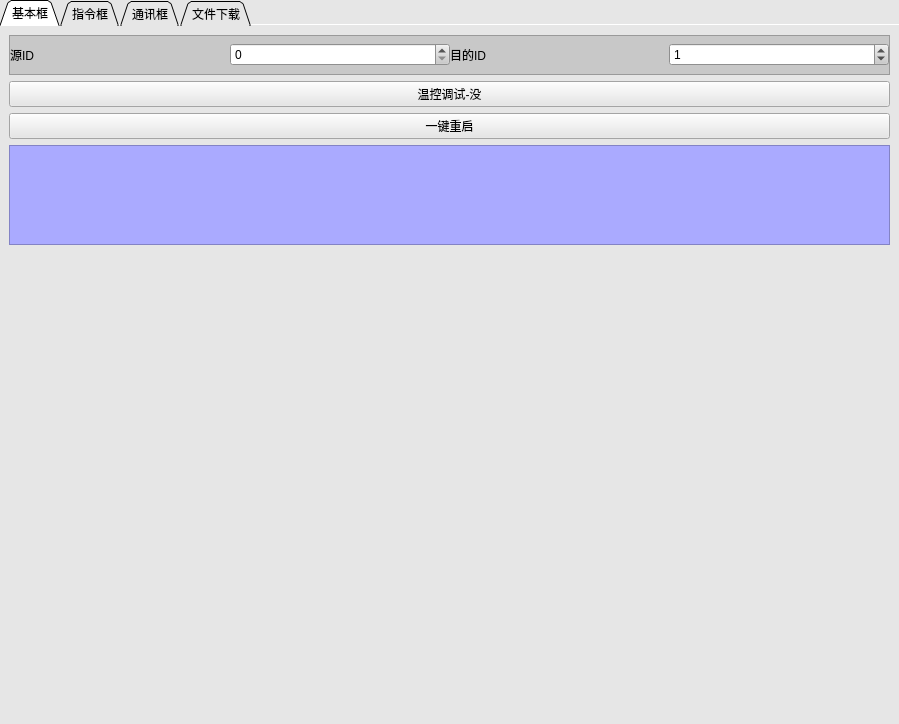
First picture: the form in d190104_sshCan/Anyone/youLib/canSend/canSend.ui, repository zhenghello/QTobj, before the edit.
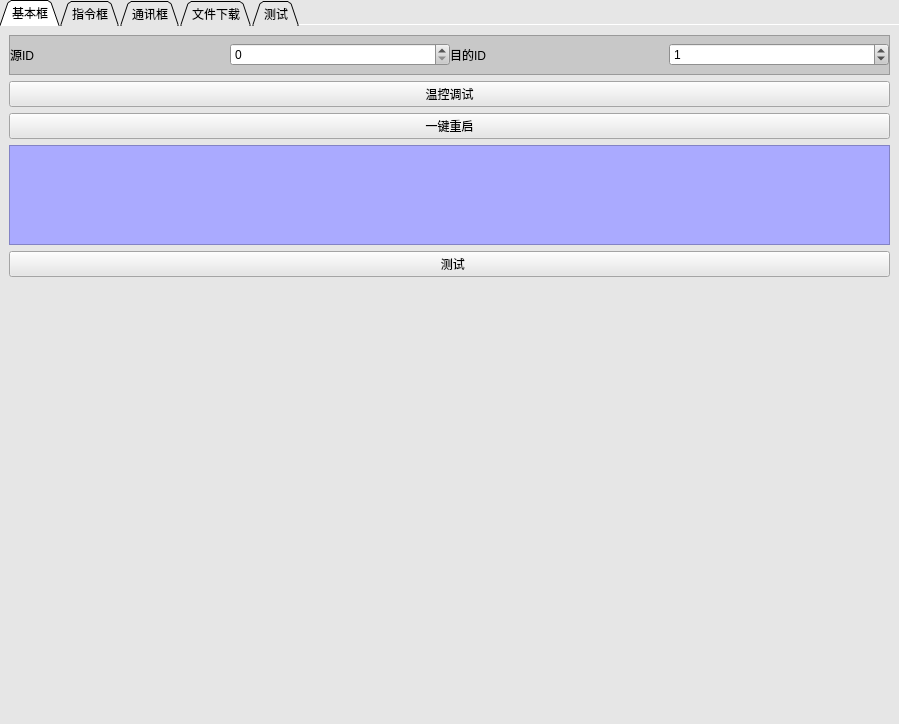
Second picture: the form after the edit.

What changed in the file:
```diff
--- a/d190104_sshCan/Anyone/youLib/canSend/canSend.ui
+++ b/d190104_sshCan/Anyone/youLib/canSend/canSend.ui
@@ -966,7 +966,7 @@
          <item>
           <widget class="QPushButton" name="button_temp">
            <property name="text">
-            <string>温控调试-没</string>
+            <string>温控调试</string>
            </property>
           </widget>
          </item>
@@ -1411,6 +1411,13 @@
            </property>
           </widget>
          </item>
+         <item>
+          <widget class="QPushButton" name="button_text">
+           <property name="text">
+            <string>  测试</string>
+           </property>
+          </widget>
+         </item>
         </layout>
        </item>
        <item>
@@ -2799,6 +2806,16 @@
        </item>
       </layout>
      </widget>
+     <widget class="QWidget" name="tab">
+      <attribute name="title">
+       <string>测试</string>
+      </attribute>
+      <layout class="QVBoxLayout" name="verticalLayout_8">
+       <item>
+        <layout class="QVBoxLayout" name="verticalLayout_test"/>
+       </item>
+      </layout>
+     </widget>
     </widget>
    </item>
   </layout>
```
Left out of the diff: 3 changed lines with no effect on the pictures.
